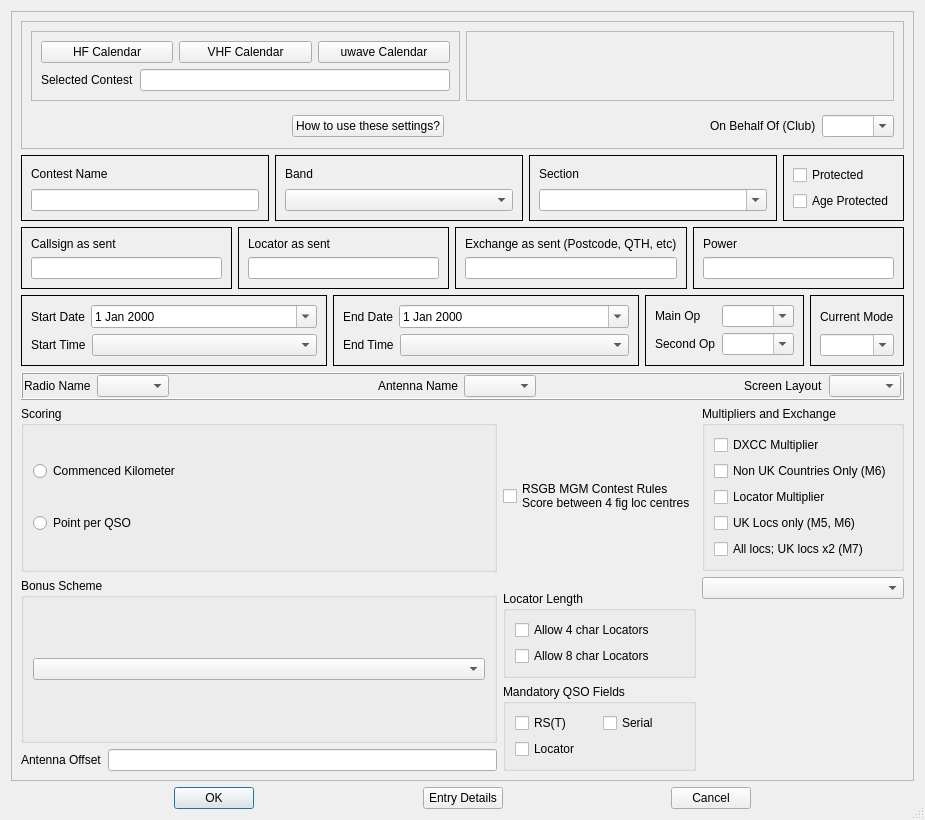
Before: the Qt Designer form mqt/MqtLogger/contestdetails.ui in Rsclub22/Minos2-Mirror, drawn with Qt 5.
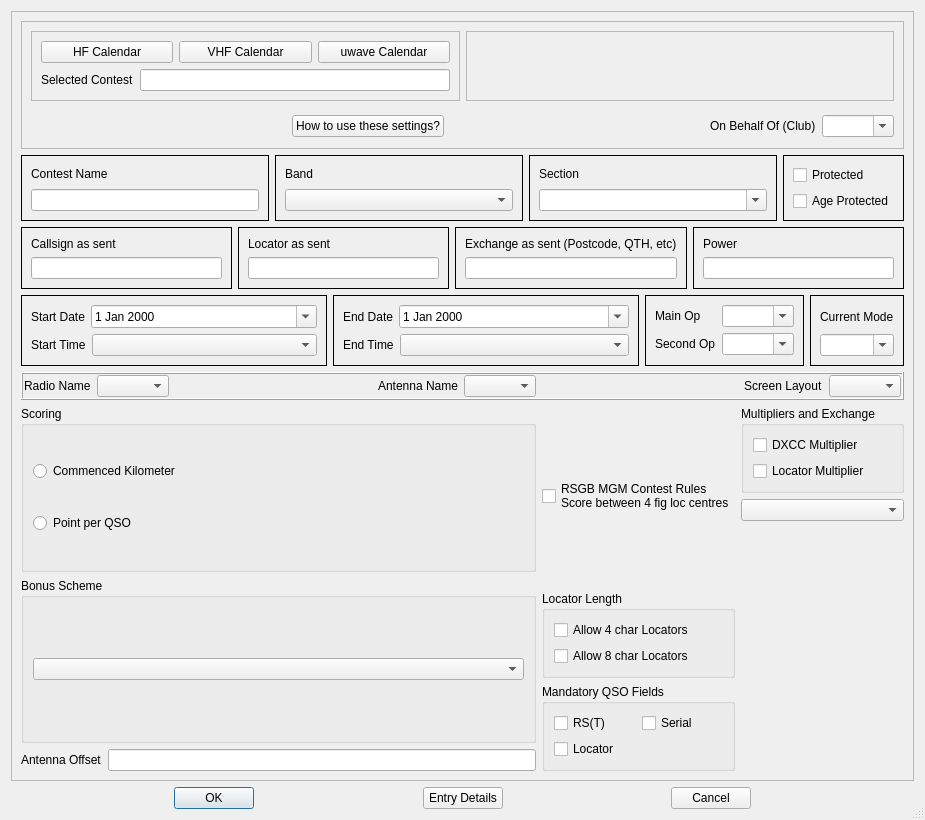
After: the same form once the commit is applied. Custom widgets are drawn as their Qt base class.

```diff
--- a/mqt/MqtLogger/contestdetails.ui
+++ b/mqt/MqtLogger/contestdetails.ui
@@ -36,8 +36,8 @@
        <rect>
         <x>0</x>
         <y>0</y>
-        <width>905</width>
-        <height>768</height>
+        <width>888</width>
+        <height>767</height>
        </rect>
       </property>
       <layout class="QVBoxLayout" name="verticalLayout_24">
@@ -925,13 +925,6 @@
                 </property>
                </widget>
               </item>
-              <item>
-               <widget class="QCheckBox" name="NonGCtryMult">
-                <property name="text">
-                 <string>Non UK Countries Only (M6)</string>
-                </property>
-               </widget>
-              </item>
               <item>
                <widget class="QCheckBox" name="LocatorMult">
                 <property name="text">
@@ -939,20 +932,6 @@
                 </property>
                </widget>
               </item>
-              <item>
-               <widget class="QCheckBox" name="GLocMult">
-                <property name="text">
-                 <string>UK Locs only (M5, M6)</string>
-                </property>
-               </widget>
-              </item>
-              <item>
-               <widget class="QCheckBox" name="M7LocatorMults">
-                <property name="text">
-                 <string>All locs; UK locs x2 (M7)</string>
-                </property>
-               </widget>
-              </item>
              </layout>
             </widget>
            </item>
```
